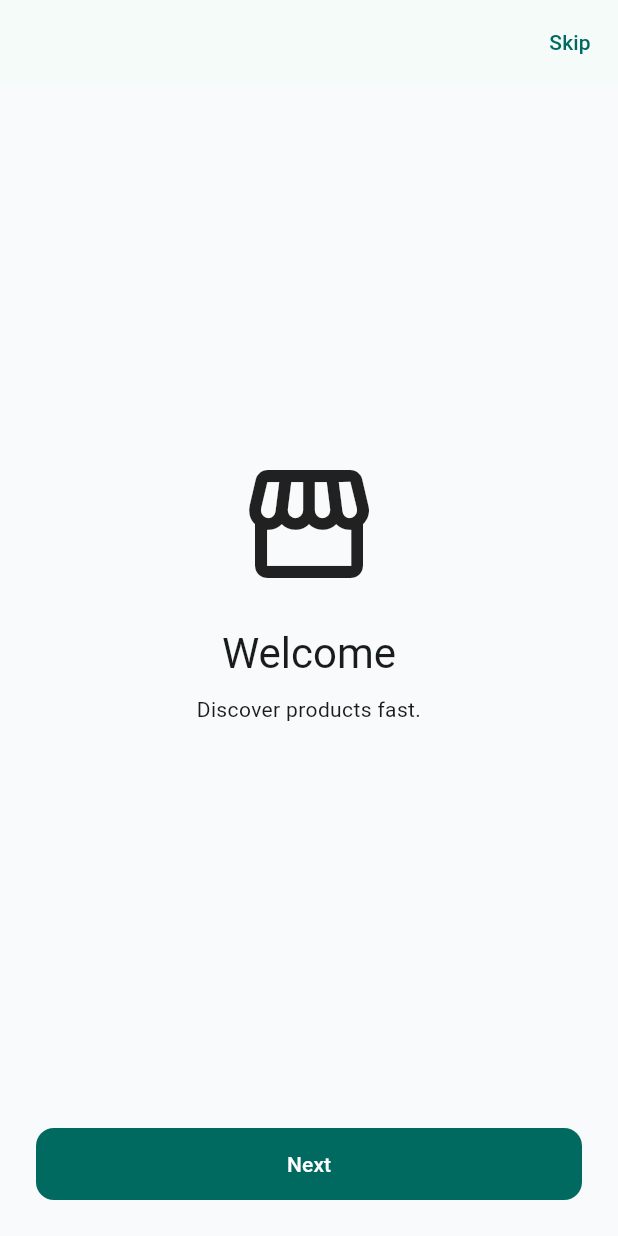
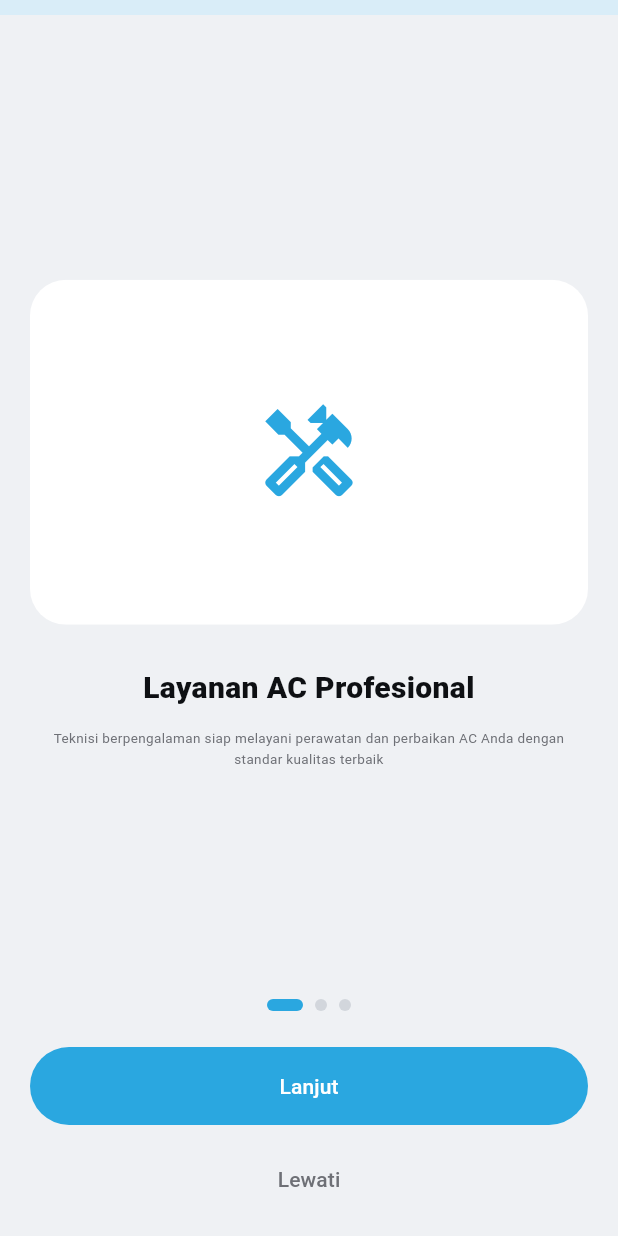
Before and after one commit to willyyypatootieee/acost, a Flutter app: the screen it shows after launch, on a phone screen of 412 x 824 dp. Run offline on Flutter 3.47's test engine with Material 3 defaults, Android fonts, the phone set to English and light mode, and no system bars; our stand-ins replace shared_preferences.

Commit message:
feat: Update onboarding and splash screens with localized content and improved UI

```diff
--- a/lib/features/onboarding/presentation/onboarding_screen.dart
+++ b/lib/features/onboarding/presentation/onboarding_screen.dart
@@ -1,4 +1,3 @@
-// lib/features/onboarding/presentation/onboarding_screen.dart
 import 'package:acost/app/app_route.dart';
 import 'package:flutter/material.dart';
 import 'package:shared_preferences/shared_preferences.dart';
@@ -16,19 +15,19 @@ class _OnboardingScreenState extends State<OnboardingScreen> {
 
   final _pages = const [
     _OnboardData(
-      Icons.storefront_outlined,
-      'Welcome',
-      'Discover products fast.',
+      Icons.handyman_outlined,
+      'Layanan AC Profesional',
+      'Teknisi berpengalaman siap melayani perawatan dan perbaikan AC Anda dengan standar kualitas terbaik',
     ),
     _OnboardData(
-      Icons.local_shipping_outlined,
-      'Delivery',
-      'Track orders in real-time.',
+      Icons.assignment_turned_in_outlined,
+      'Booking Mudah & Cepat',
+      'Jadwalkan layanan AC kapan saja dengan mudah melalui aplikasi. Pilih waktu yang sesuai dengan kebutuhan Anda',
     ),
     _OnboardData(
-      Icons.verified_user_outlined,
-      'Secure',
-      'Safe payments and account protection.',
+      Icons.star_border_rounded,
+      'Kepuasan Terjamin',
+      'Garansi layanan dan kepuasan pelanggan adalah prioritas kami. Dapatkan pengalaman terbaik dengan rating tinggi',
     ),
   ];
 
@@ -49,11 +48,11 @@ class _OnboardingScreenState extends State<OnboardingScreen> {
   Widget build(BuildContext context) {
     final last = _index == _pages.length - 1;
     return Scaffold(
-      appBar: AppBar(
-        actions: [TextButton(onPressed: _finish, child: const Text('Skip'))],
-      ),
-      body: Column(
+      backgroundColor: const Color(0xFFEFF1F4),
+      body: SafeArea(
+        child: Column(
           children: [
+            Container(height: 10, color: const Color(0xFFD9EDF8)),
             Expanded(
               child: PageView.builder(
                 controller: _controller,
@@ -62,41 +61,143 @@ class _OnboardingScreenState extends State<OnboardingScreen> {
                 itemBuilder: (_, i) {
                   final p = _pages[i];
                   return Padding(
-                  padding: const EdgeInsets.all(24),
+                    padding: const EdgeInsets.fromLTRB(20, 24, 20, 8),
+                    child: Column(
+                      children: [
+                        Expanded(
                           child: Column(
                             mainAxisAlignment: MainAxisAlignment.center,
                             children: [
-                      Icon(p.icon, size: 96),
-                      const SizedBox(height: 20),
+                              ClipRRect(
+                                borderRadius: BorderRadius.circular(24),
+                                child: Container(
+                                  height: 230,
+                                  width: double.infinity,
+                                  color: Colors.white,
+                                  alignment: Alignment.center,
+                                  child: Icon(
+                                    p.icon,
+                                    size: 70,
+                                    color: const Color(0xFF2AA7E0),
+                                  ),
+                                ),
+                              ),
+                              const SizedBox(height: 28),
                               Text(
                                 p.title,
-                        style: Theme.of(context).textTheme.headlineMedium,
+                                textAlign: TextAlign.center,
+                                style: const TextStyle(
+                                  fontSize: 40 / 2,
+                                  fontWeight: FontWeight.w800,
+                                  color: Color(0xFF0E1013),
                                 ),
-                      const SizedBox(height: 10),
-                      Text(p.subtitle, textAlign: TextAlign.center),
+                              ),
+                              const SizedBox(height: 12),
+                              Text(
+                                p.subtitle,
+                                textAlign: TextAlign.center,
+                                style: const TextStyle(
+                                  fontSize: 18 / 2,
+                                  color: Color(0xFF6E7076),
+                                  height: 1.6,
+                                ),
+                              ),
+                            ],
+                          ),
+                        ),
+                        Row(
+                          mainAxisAlignment: MainAxisAlignment.center,
+                          children: List.generate(
+                            _pages.length,
+                            (dotIndex) => AnimatedContainer(
+                              duration: const Duration(milliseconds: 220),
+                              margin: const EdgeInsets.symmetric(horizontal: 4),
+                              width: _index == dotIndex ? 24 : 8,
+                              height: 8,
+                              decoration: BoxDecoration(
+                                borderRadius: BorderRadius.circular(8),
+                                color: _index == dotIndex
+                                    ? const Color(0xFF2AA7E0)
+                                    : const Color(0xFFD2D6DC),
+                              ),
+                            ),
+                          ),
+                        ),
+                        const SizedBox(height: 24),
+                        Row(
+                          children: [
+                            if (_index > 0)
+                              Container(
+                                width: 52,
+                                height: 52,
+                                margin: const EdgeInsets.only(right: 10),
+                                decoration: BoxDecoration(
+                                  shape: BoxShape.circle,
+                                  border: Border.all(
+                                    color: const Color(0xFFD7DDE3),
+                                  ),
+                                ),
+                                child: IconButton(
+                                  onPressed: () {
+                                    _controller.previousPage(
+                                      duration: const Duration(
+                                        milliseconds: 250,
+                                      ),
+                                      curve: Curves.easeOut,
+                                    );
+                                  },
+                                  icon: const Icon(
+                                    Icons.arrow_back_ios_new_rounded,
+                                  ),
+                                ),
+                              ),
+                            Expanded(
+                              child: SizedBox(
+                                height: 52,
+                                child: FilledButton(
+                                  style: FilledButton.styleFrom(
+                                    backgroundColor: const Color(0xFF2AA7E0),
+                                    shape: RoundedRectangleBorder(
+                                      borderRadius: BorderRadius.circular(999),
+                                    ),
+                                  ),
+                                  onPressed: () async {
+                                    if (last) {
+                                      await _finish();
+                                    } else {
+                                      await _controller.nextPage(
+                                        duration: const Duration(
+                                          milliseconds: 250,
+                                        ),
+                                        curve: Curves.easeOut,
+                                      );
+                                    }
+                                  },
+                                  child: Text(
+                                    last ? 'Mulai Sekarang' : 'Lanjut',
+                                  ),
+                                ),
+                              ),
+                            ),
+                          ],
+                        ),
+                        const SizedBox(height: 12),
+                        TextButton(
+                          onPressed: _finish,
+                          child: const Text(
+                            'Lewati',
+                            style: TextStyle(color: Color(0xFF6E7076)),
+                          ),
+                        ),
+                        const SizedBox(height: 6),
                       ],
                     ),
                   );
                 },
               ),
             ),
-          Padding(
-            padding: const EdgeInsets.all(24),
-            child: FilledButton(
-              onPressed: () async {
-                if (last) {
-                  await _finish();
-                } else {
-                  await _controller.nextPage(
-                    duration: const Duration(milliseconds: 250),
-                    curve: Curves.easeOut,
-                  );
-                }
-              },
-              child: Text(last ? 'Get Started' : 'Next'),
+          ],
         ),
-          ),
-        ],
       ),
     );
   }
@@ -106,5 +207,6 @@ class _OnboardData {
   final IconData icon;
   final String title;
   final String subtitle;
+
   const _OnboardData(this.icon, this.title, this.subtitle);
 }
--- a/lib/features/splash/presentation/splash_screen.dart
+++ b/lib/features/splash/presentation/splash_screen.dart
@@ -19,7 +19,7 @@ class _SplashScreenState extends State<SplashScreen> {
   Future<void> _bootstrap() async {
     await Future.delayed(const Duration(seconds: 2));
     final prefs = await SharedPreferences.getInstance();
-    final seen = prefs.getBool('seeon_onboarding') ?? false;
+    final seen = prefs.getBool('seen_onboarding') ?? false;
     if (!mounted) return;
     Navigator.pushReplacementNamed(
       context,
@@ -29,20 +29,11 @@ class _SplashScreenState extends State<SplashScreen> {
 
   @override
   Widget build(BuildContext context) {
-    return Scaffold(
+    return const Scaffold(
       body: Center(
-        child: Column(
-          mainAxisAlignment: MainAxisAlignment.center,
-          children: const [
-            Icon(Icons.apps_rounded, size: 72),
-            SizedBox(height: 12),
-            Text(
-              'acost app',
-              style: TextStyle(fontSize: 28, fontWeight: FontWeight.bold),
-            ),
-            SizedBox(height: 6),
-            Text('Logo will be added here'),
-          ],
+        child: Text(
+          'acost',
+          style: TextStyle(fontSize: 28, fontWeight: FontWeight.bold),
         ),
       ),
     );
--- a/lib/main.dart
+++ b/lib/main.dart
@@ -1,5 +1,4 @@
 import 'package:flutter/material.dart';
-import 'package:shared_preferences/shared_preferences.dart';
 import 'app/acost_app.dart';
 
 void main() {
```
Lines whose indentation alone changed are shown as unchanged.
